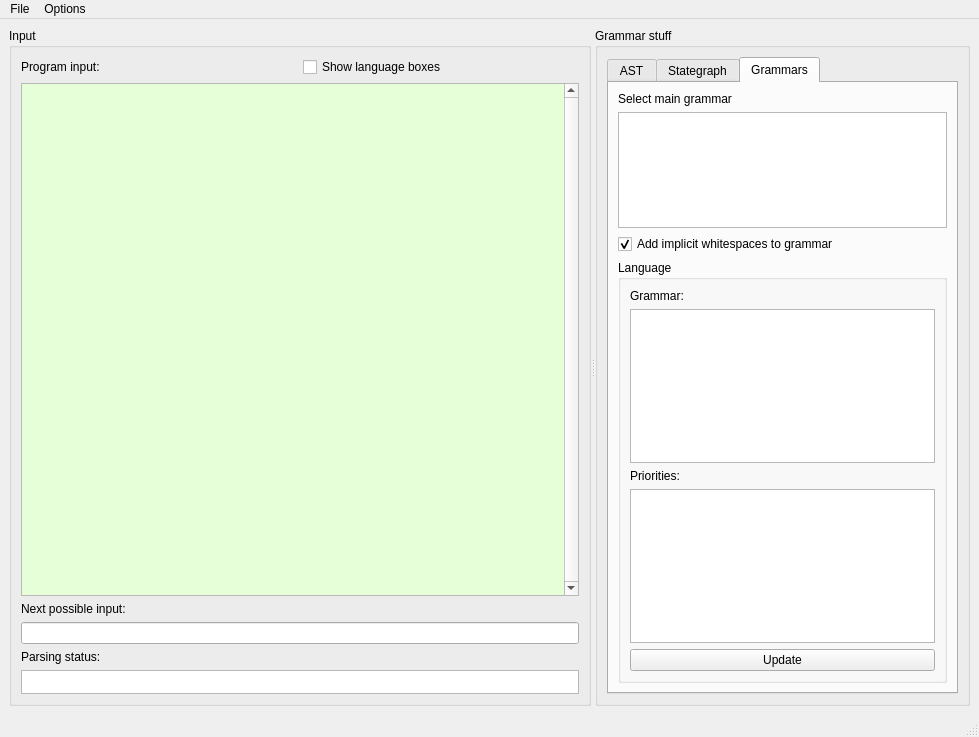
Above: node_editor/gui.ui from softdevteam/eco before the change. Below: the same form after it.
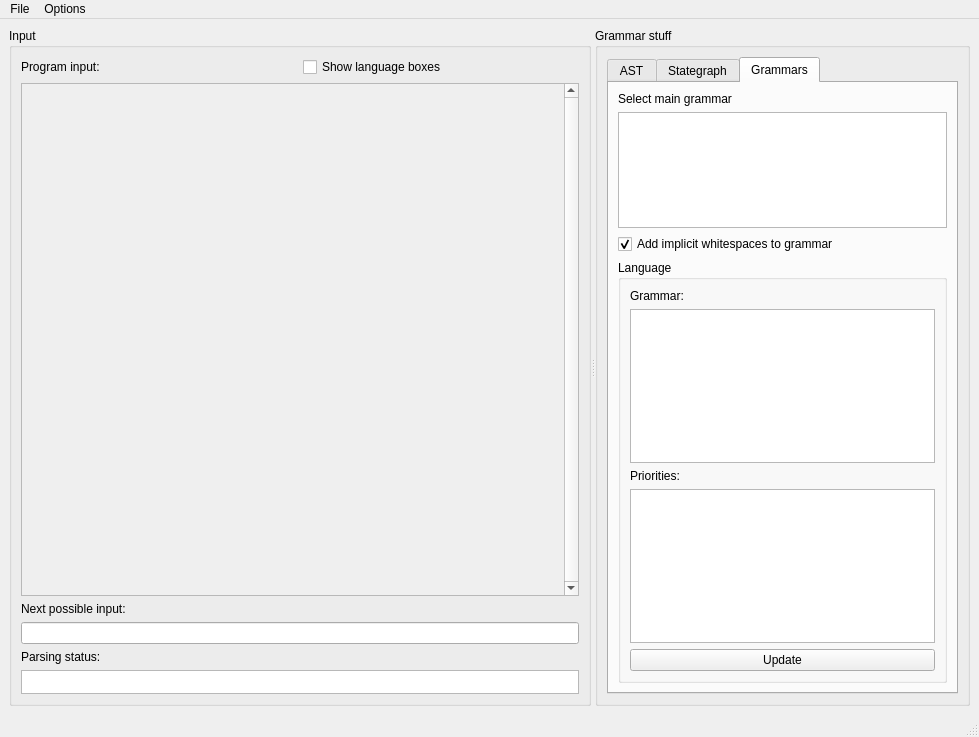
That is the form after the change. Custom widgets are drawn as their Qt base class.

Commit message: auto resize editor frame with scrollarea

```diff
--- a/node_editor/gui.ui
+++ b/node_editor/gui.ui
@@ -81,6 +81,15 @@
              <height>507</height>
             </rect>
            </property>
+           <property name="sizePolicy">
+            <sizepolicy hsizetype="Expanding" vsizetype="Expanding">
+             <horstretch>0</horstretch>
+             <verstretch>0</verstretch>
+            </sizepolicy>
+           </property>
+           <property name="autoFillBackground">
+            <bool>false</bool>
+           </property>
            <layout class="QVBoxLayout" name="verticalLayout_5">
             <property name="margin">
              <number>0</number>
@@ -91,7 +100,7 @@
                <bool>true</bool>
               </property>
               <property name="sizePolicy">
-               <sizepolicy hsizetype="Minimum" vsizetype="Minimum">
+               <sizepolicy hsizetype="Expanding" vsizetype="Expanding">
                 <horstretch>0</horstretch>
                 <verstretch>0</verstretch>
                </sizepolicy>
@@ -123,9 +132,9 @@
                  <colorrole role="Window">
                   <brush brushstyle="SolidPattern">
                    <color alpha="255">
-                    <red>230</red>
+                    <red>255</red>
                     <green>255</green>
-                    <blue>216</blue>
+                    <blue>255</blue>
                    </color>
                   </brush>
                  </colorrole>
@@ -143,9 +152,9 @@
                  <colorrole role="Window">
                   <brush brushstyle="SolidPattern">
                    <color alpha="255">
-                    <red>230</red>
+                    <red>255</red>
                     <green>255</green>
-                    <blue>216</blue>
+                    <blue>255</blue>
                    </color>
                   </brush>
                  </colorrole>
@@ -154,18 +163,18 @@
                  <colorrole role="Base">
                   <brush brushstyle="SolidPattern">
                    <color alpha="255">
-                    <red>230</red>
+                    <red>255</red>
                     <green>255</green>
-                    <blue>216</blue>
+                    <blue>255</blue>
                    </color>
                   </brush>
                  </colorrole>
                  <colorrole role="Window">
                   <brush brushstyle="SolidPattern">
                    <color alpha="255">
-                    <red>230</red>
+                    <red>255</red>
                     <green>255</green>
-                    <blue>216</blue>
+                    <blue>255</blue>
                    </color>
                   </brush>
                  </colorrole>
@@ -182,7 +191,7 @@
                <bool>false</bool>
               </property>
               <property name="autoFillBackground">
-               <bool>true</bool>
+               <bool>false</bool>
               </property>
               <property name="frameShape">
                <enum>QFrame::NoFrame</enum>
```
The commit also changes 2 other files.
